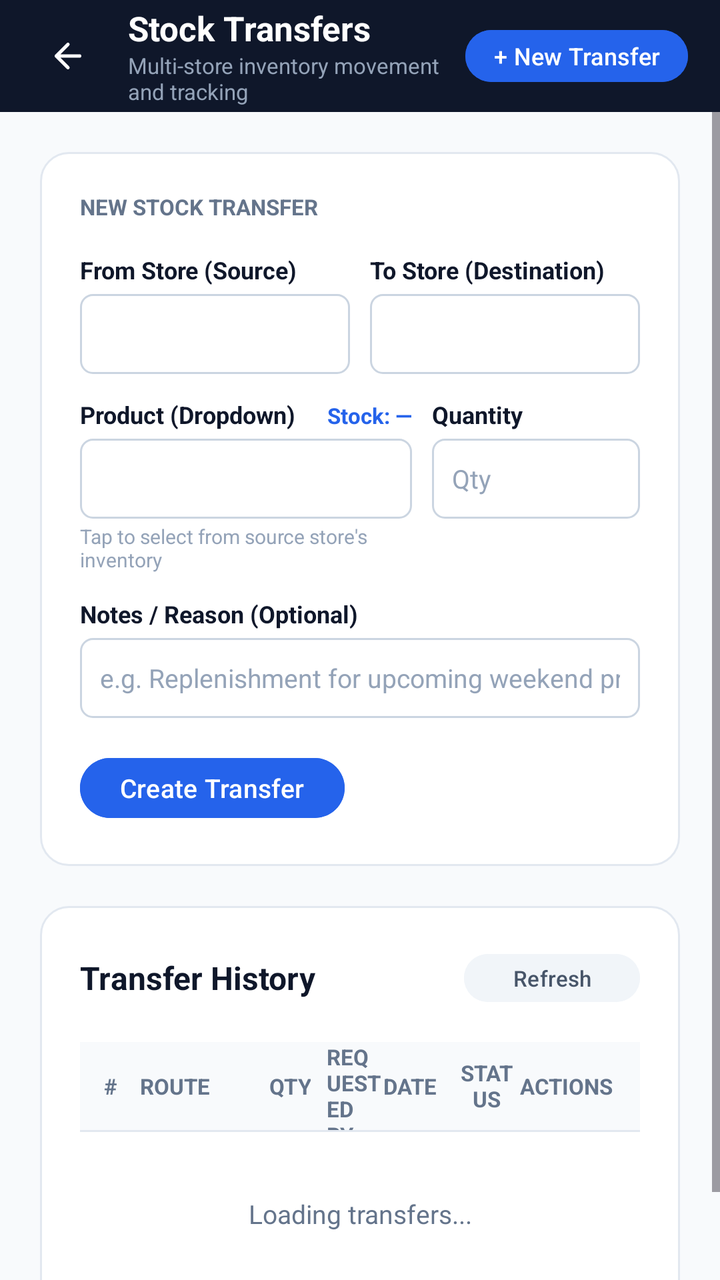
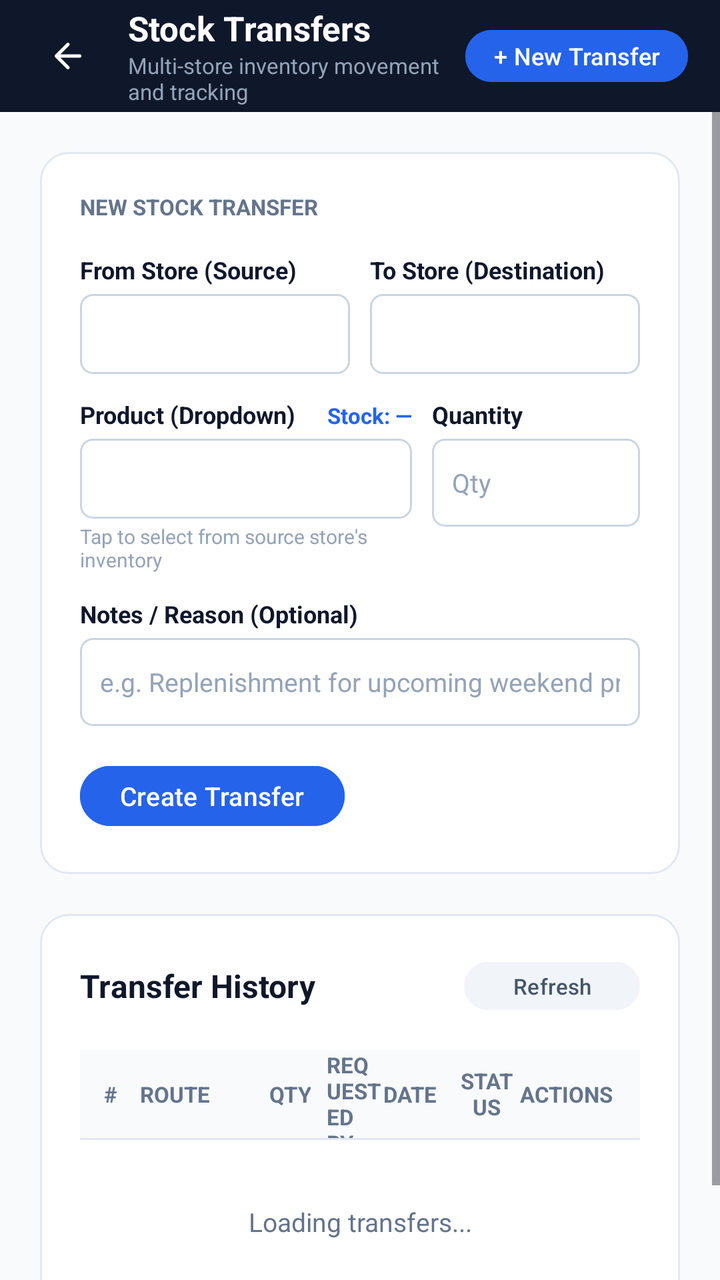

Screens rendered from an Android XML layout before and after an edit, with the pre-edit source and the edit as a unified diff.
<!-- AndroidManifest.xml: application theme Theme.StockEase -->
<!-- res/layout/activity_stock_transfers.xml -->
<?xml version="1.0" encoding="utf-8"?>
<LinearLayout xmlns:android="http://schemas.android.com/apk/res/android"
    android:layout_width="match_parent"
    android:layout_height="match_parent"
    android:orientation="vertical"
    android:background="#F8FAFC">

    
    <LinearLayout
        android:layout_width="match_parent"
        android:layout_height="56dp"
        android:background="#0F172A"
        android:orientation="horizontal"
        android:gravity="center_vertical"
        android:paddingHorizontal="16dp">

        <ImageButton
            android:id="@+id/btnTransfersBack"
            android:layout_width="36dp"
            android:layout_height="36dp"
            android:src="@drawable/ic_arrow_back"
            android:background="?attr/selectableItemBackgroundBorderless"
            android:tint="#FFFFFF"
            android:contentDescription="Back"
            android:layout_marginEnd="12dp" />

        <LinearLayout
            android:layout_width="0dp"
            android:layout_height="wrap_content"
            android:layout_weight="1"
            android:orientation="vertical">

            <TextView
                android:layout_width="wrap_content"
                android:layout_height="wrap_content"
                android:text="Stock Transfers"
                android:textColor="#FFFFFF"
                android:textSize="17sp"
                android:textStyle="bold" />

            <TextView
                android:layout_width="wrap_content"
                android:layout_height="wrap_content"
                android:text="Multi-store inventory movement and tracking"
                android:textColor="#94A3B8"
                android:textSize="11sp" />
        </LinearLayout>

        <Button
            android:id="@+id/btnToggleNewTransfer"
            android:layout_width="wrap_content"
            android:layout_height="34dp"
            android:text="+ New Transfer"
            android:textSize="12sp"
            android:textColor="#FFFFFF"
            android:backgroundTint="@color/primary"
            android:paddingHorizontal="14dp"
            android:paddingVertical="0dp" />
    </LinearLayout>

    <ScrollView
        android:layout_width="match_parent"
        android:layout_height="0dp"
        android:layout_weight="1"
        android:fillViewport="true">

        <LinearLayout
            android:layout_width="match_parent"
            android:layout_height="wrap_content"
            android:orientation="vertical"
            android:padding="20dp">

            
            <LinearLayout
                android:id="@+id/cardNewTransfer"
                android:layout_width="match_parent"
                android:layout_height="wrap_content"
                android:background="@drawable/bg_card_white"
                android:orientation="vertical"
                android:padding="20dp"
                android:layout_marginBottom="20dp">

                <TextView
                    android:layout_width="wrap_content"
                    android:layout_height="wrap_content"
                    android:text="NEW STOCK TRANSFER"
                    android:textColor="#64748B"
                    android:textSize="11sp"
                    android:textStyle="bold"
                    android:layout_marginBottom="16dp" />

                
                <LinearLayout
                    android:layout_width="match_parent"
                    android:layout_height="wrap_content"
                    android:orientation="horizontal"
                    android:layout_marginBottom="12dp">

                    <LinearLayout
                        android:layout_width="0dp"
                        android:layout_height="wrap_content"
                        android:layout_weight="1"
                        android:orientation="vertical"
                        android:layout_marginEnd="10dp">

                        <TextView
                            android:layout_width="wrap_content"
                            android:layout_height="wrap_content"
                            android:text="From Store (Source)"
                            android:textColor="#0F172A"
                            android:textSize="12sp"
                            android:textStyle="bold"
                            android:layout_marginBottom="4dp" />

                        <Spinner
                            android:id="@+id/spFromStore"
                            android:layout_width="match_parent"
                            android:layout_height="40dp"
                            android:background="@drawable/bg_input_field"
                            android:paddingHorizontal="8dp" />
                    </LinearLayout>

                    <LinearLayout
                        android:layout_width="0dp"
                        android:layout_height="wrap_content"
                        android:layout_weight="1"
                        android:orientation="vertical">

                        <TextView
                            android:layout_width="wrap_content"
                            android:layout_height="wrap_content"
                            android:text="To Store (Destination)"
                            android:textColor="#0F172A"
                            android:textSize="12sp"
                            android:textStyle="bold"
                            android:layout_marginBottom="4dp" />

                        <Spinner
                            android:id="@+id/spToStore"
                            android:layout_width="match_parent"
                            android:layout_height="40dp"
                            android:background="@drawable/bg_input_field"
                            android:paddingHorizontal="8dp" />
                    </LinearLayout>
                </LinearLayout>

                
                <LinearLayout
                    android:layout_width="match_parent"
                    android:layout_height="wrap_content"
                    android:orientation="horizontal"
                    android:layout_marginBottom="12dp">

                    <LinearLayout
                        android:layout_width="0dp"
                        android:layout_height="wrap_content"
                        android:layout_weight="1.6"
                        android:orientation="vertical"
                        android:layout_marginEnd="10dp">

                        <LinearLayout
                            android:layout_width="match_parent"
                            android:layout_height="wrap_content"
                            android:orientation="horizontal">

                            <TextView
                                android:layout_width="0dp"
                                android:layout_height="wrap_content"
                                android:layout_weight="1"
                                android:text="Product (Dropdown)"
                                android:textColor="#0F172A"
                                android:textSize="12sp"
                                android:textStyle="bold" />

                            <TextView
                                android:id="@+id/tvAvailableStock"
                                android:layout_width="wrap_content"
                                android:layout_height="wrap_content"
                                android:text="Stock: —"
                                android:textColor="#2563EB"
                                android:textSize="11sp"
                                android:textStyle="bold" />
                        </LinearLayout>

                        <Spinner
                            android:id="@+id/spTransferProduct"
                            android:layout_width="match_parent"
                            android:layout_height="40dp"
                            android:background="@drawable/bg_input_field"
                            android:paddingHorizontal="8dp"
                            android:layout_marginTop="4dp" />

                        <TextView
                            android:layout_width="wrap_content"
                            android:layout_height="wrap_content"
                            android:text="Tap to select from source store's inventory"
                            android:textColor="#94A3B8"
                            android:textSize="10sp"
                            android:layout_marginTop="2dp" />
                    </LinearLayout>

                    <LinearLayout
                        android:layout_width="0dp"
                        android:layout_height="wrap_content"
                        android:layout_weight="1"
                        android:orientation="vertical">

                        <TextView
                            android:layout_width="wrap_content"
                            android:layout_height="wrap_content"
                            android:text="Quantity"
                            android:textColor="#0F172A"
                            android:textSize="12sp"
                            android:textStyle="bold"
                            android:layout_marginBottom="4dp" />

                        <EditText
                            android:id="@+id/etTransferQuantity"
                            android:layout_width="match_parent"
                            android:layout_height="40dp"
                            android:background="@drawable/bg_input_field"
                            android:hint="Qty"
                            android:textColor="#0F172A"
                            android:textColorHint="#94A3B8"
                            android:textSize="13sp"
                            android:inputType="number"
                            android:paddingHorizontal="10dp" />
                    </LinearLayout>
                </LinearLayout>

                
                <TextView
                    android:layout_width="wrap_content"
                    android:layout_height="wrap_content"
                    android:text="Notes / Reason (Optional)"
                    android:textColor="#0F172A"
                    android:textSize="12sp"
                    android:textStyle="bold"
                    android:layout_marginBottom="4dp" />

                <EditText
                    android:id="@+id/etTransferNotes"
                    android:layout_width="match_parent"
                    android:layout_height="40dp"
                    android:background="@drawable/bg_input_field"
                    android:hint="e.g. Replenishment for upcoming weekend promotion"
                    android:textColor="#0F172A"
                    android:textColorHint="#94A3B8"
                    android:textSize="13sp"
                    android:singleLine="true"
                    android:paddingHorizontal="10dp"
                    android:layout_marginBottom="16dp" />

                
                <Button
                    android:id="@+id/btnSubmitTransfer"
                    android:layout_width="wrap_content"
                    android:layout_height="38dp"
                    android:text="Create Transfer"
                    android:textSize="13sp"
                    android:textColor="#FFFFFF"
                    android:backgroundTint="@color/primary"
                    android:paddingHorizontal="20dp"
                    android:paddingVertical="0dp" />
            </LinearLayout>

            
            <LinearLayout
                android:layout_width="match_parent"
                android:layout_height="wrap_content"
                android:background="@drawable/bg_card_white"
                android:orientation="vertical"
                android:padding="20dp">

                <LinearLayout
                    android:layout_width="match_parent"
                    android:layout_height="wrap_content"
                    android:orientation="horizontal"
                    android:gravity="center_vertical"
                    android:layout_marginBottom="16dp">

                    <TextView
                        android:layout_width="0dp"
                        android:layout_height="wrap_content"
                        android:layout_weight="1"
                        android:text="Transfer History"
                        android:textColor="#0F172A"
                        android:textSize="16sp"
                        android:textStyle="bold" />

                    <Button
                        android:id="@+id/btnRefreshTransfers"
                        android:layout_width="wrap_content"
                        android:layout_height="32dp"
                        android:text="Refresh"
                        android:textSize="11sp"
                        android:textColor="#475569"
                        android:backgroundTint="#F1F5F9"
                        android:paddingHorizontal="12dp"
                        android:paddingVertical="0dp" />
                </LinearLayout>

                
                <LinearLayout
                    android:layout_width="match_parent"
                    android:layout_height="44dp"
                    android:paddingHorizontal="12dp"
                    android:gravity="center_vertical"
                    android:orientation="horizontal"
                    android:background="#F8FAFC">

                    <TextView
                        android:layout_width="0dp"
                        android:layout_height="wrap_content"
                        android:layout_weight="0.6"
                        android:text="#"
                        android:textColor="#64748B"
                        android:textSize="11sp"
                        android:textStyle="bold" />

                    <TextView
                        android:layout_width="0dp"
                        android:layout_height="wrap_content"
                        android:layout_weight="2.0"
                        android:text="ROUTE"
                        android:textColor="#64748B"
                        android:textSize="11sp"
                        android:textStyle="bold" />

                    <TextView
                        android:layout_width="0dp"
                        android:layout_height="wrap_content"
                        android:layout_weight="0.8"
                        android:gravity="end"
                        android:text="QTY"
                        android:textColor="#64748B"
                        android:textSize="11sp"
                        android:textStyle="bold" />

                    <TextView
                        android:layout_width="0dp"
                        android:layout_height="wrap_content"
                        android:layout_weight="1.2"
                        android:text="REQUESTED BY"
                        android:textColor="#64748B"
                        android:textSize="11sp"
                        android:textStyle="bold"
                        android:paddingStart="8dp" />

                    <TextView
                        android:layout_width="0dp"
                        android:layout_height="wrap_content"
                        android:layout_weight="1.2"
                        android:text="DATE"
                        android:textColor="#64748B"
                        android:textSize="11sp"
                        android:textStyle="bold" />

                    <TextView
                        android:layout_width="0dp"
                        android:layout_height="wrap_content"
                        android:layout_weight="1.0"
                        android:gravity="center"
                        android:text="STATUS"
                        android:textColor="#64748B"
                        android:textSize="11sp"
                        android:textStyle="bold" />

                    <TextView
                        android:layout_width="0dp"
                        android:layout_height="wrap_content"
                        android:layout_weight="1.6"
                        android:gravity="center"
                        android:text="ACTIONS"
                        android:textColor="#64748B"
                        android:textSize="11sp"
                        android:textStyle="bold" />
                </LinearLayout>

                <View
                    android:layout_width="match_parent"
                    android:layout_height="1dp"
                    android:background="#E2E8F0" />

                
                <TextView
                    android:id="@+id/tvTransfersStatus"
                    android:layout_width="match_parent"
                    android:layout_height="wrap_content"
                    android:text="Loading transfers..."
                    android:textColor="#64748B"
                    android:textSize="13sp"
                    android:gravity="center"
                    android:padding="32dp" />

                
                <LinearLayout
                    android:id="@+id/llTransferRows"
                    android:layout_width="match_parent"
                    android:layout_height="wrap_content"
                    android:orientation="vertical" />
            </LinearLayout>

        </LinearLayout>
    </ScrollView>

</LinearLayout>
<!-- resources referenced by this layout -->
<resources>
  <color name="primary">#2563EB</color>
  <!-- drawable bg_card_white (drawable) -->
  <?xml version="1.0" encoding="utf-8"?>
  <shape xmlns:android="http://schemas.android.com/apk/res/android"
      android:shape="rectangle">
      <solid android:color="@color/card_background" />
      <corners android:radius="14dp" />
      <stroke
          android:width="1dp"
          android:color="@color/card_border" />
  </shape>
  <!-- drawable bg_input_field (drawable) -->
  <?xml version="1.0" encoding="utf-8"?>
  <shape xmlns:android="http://schemas.android.com/apk/res/android"
      android:shape="rectangle">
      <solid android:color="#FFFFFF" />
      <corners android:radius="6dp" />
      <stroke android:width="1dp" android:color="#CBD5E1" />
  </shape>
  <!-- drawable ic_arrow_back (drawable) -->
  <vector xmlns:android="http://schemas.android.com/apk/res/android"
      android:width="20dp"
      android:height="20dp"
      android:viewportWidth="24"
      android:viewportHeight="24">
    <path
        android:fillColor="#00000000"
        android:strokeColor="#0F172A"
        android:strokeWidth="2"
        android:strokeLineCap="round"
        android:strokeLineJoin="round"
        android:pathData="M19,12H5M12,19l-7,-7 7,-7"/>
  </vector>
  <style name="Theme.StockEase" parent="Base.Theme.StockEase" />
  <color name="card_background">#FFFFFF</color>
  <color name="card_border">#E2E8F0</color>
  <style name="Base.Theme.StockEase" parent="Theme.Material3.DayNight.NoActionBar">
          
          
      </style>
</resources>

<!-- the commit's change to res/layout/activity_stock_transfers.xml (unified diff, before → after) -->
@@ -217,13 +217,17 @@
                         <EditText
                             android:id="@+id/etTransferQuantity"
                             android:layout_width="match_parent"
-                            android:layout_height="40dp"
+                            android:layout_height="44dp"
                             android:background="@drawable/bg_input_field"
                             android:hint="Qty"
                             android:textColor="#0F172A"
                             android:textColorHint="#94A3B8"
                             android:textSize="13sp"
                             android:inputType="number"
+                            android:focusable="true"
+                            android:focusableInTouchMode="true"
+                            android:cursorVisible="true"
+                            android:importantForAutofill="no"
                             android:paddingHorizontal="10dp" />
                     </LinearLayout>
                 </LinearLayout>
@@ -241,13 +245,17 @@
                 <EditText
                     android:id="@+id/etTransferNotes"
                     android:layout_width="match_parent"
-                    android:layout_height="40dp"
+                    android:layout_height="44dp"
                     android:background="@drawable/bg_input_field"
                     android:hint="e.g. Replenishment for upcoming weekend promotion"
                     android:textColor="#0F172A"
                     android:textColorHint="#94A3B8"
                     android:textSize="13sp"
                     android:singleLine="true"
+                    android:focusable="true"
+                    android:focusableInTouchMode="true"
+                    android:cursorVisible="true"
+                    android:importantForAutofill="no"
                     android:paddingHorizontal="10dp"
                     android:layout_marginBottom="16dp" />
 
